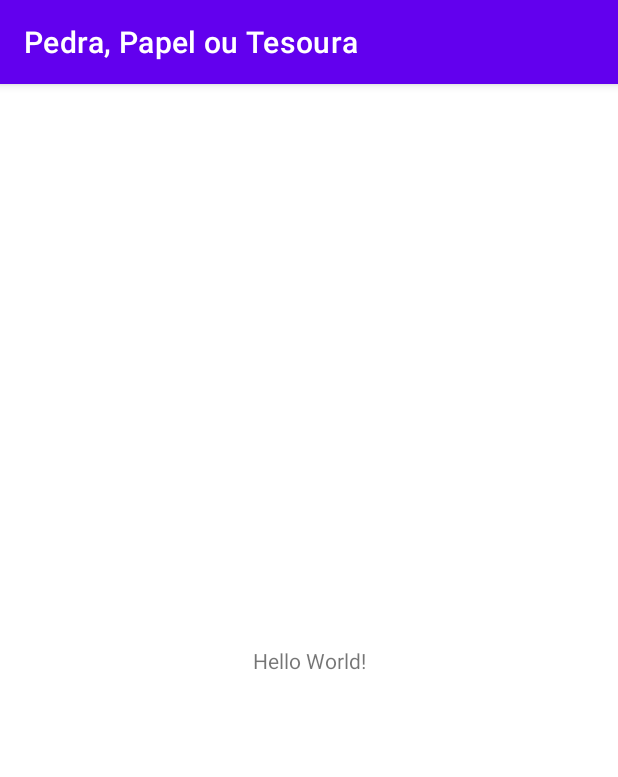
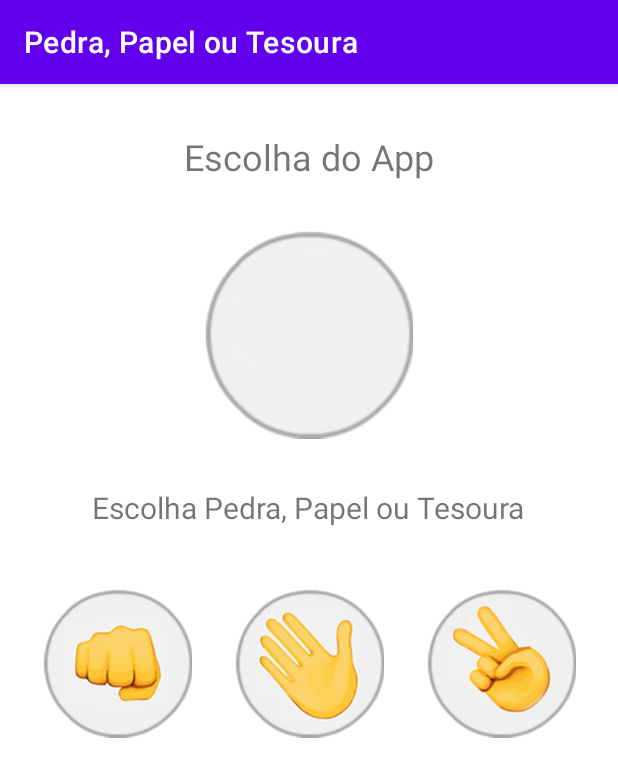
Before and after one commit to CaioIOX/Pedra-Papel-ou-Tesoura, an Android app: the screen it shows after launch (MainActivity), on a phone screen of 412 x 824 dp. Shown: the top 777 px of the screen. Run offline under Robolectric (Android 15) with nearby library versions, the phone set to English and light mode, and no system bars.

Commit message:
Add files via upload

```diff
--- a/app/src/main/res/layout/activity_main.xml
+++ b/app/src/main/res/layout/activity_main.xml
@@ -7,12 +7,72 @@
     tools:context=".MainActivity">
 
     <TextView
+        android:id="@+id/textView"
         android:layout_width="wrap_content"
         android:layout_height="wrap_content"
-        android:text="Hello World!"
-        app:layout_constraintBottom_toBottomOf="parent"
-        app:layout_constraintLeft_toLeftOf="parent"
-        app:layout_constraintRight_toRightOf="parent"
+        android:layout_marginTop="32dp"
+        android:text="Escolha do App"
+        android:textSize="24sp"
+        app:layout_constraintEnd_toEndOf="parent"
+        app:layout_constraintStart_toStartOf="parent"
         app:layout_constraintTop_toTopOf="parent" />
 
+    <ImageView
+        android:id="@+id/resultadoApp"
+        android:layout_width="140dp"
+        android:layout_height="140dp"
+        android:layout_marginTop="32dp"
+        app:layout_constraintEnd_toEndOf="parent"
+        app:layout_constraintHorizontal_bias="0.498"
+        app:layout_constraintStart_toStartOf="parent"
+        app:layout_constraintTop_toBottomOf="@+id/textView"
+        app:srcCompat="@drawable/padrao" />
+
+    <TextView
+        android:id="@+id/textResultado"
+        android:layout_width="wrap_content"
+        android:layout_height="wrap_content"
+        android:layout_marginTop="32dp"
+        android:text="Escolha Pedra, Papel ou Tesoura"
+        android:textSize="20sp"
+        app:layout_constraintEnd_toEndOf="parent"
+        app:layout_constraintHorizontal_bias="0.497"
+        app:layout_constraintStart_toStartOf="parent"
+        app:layout_constraintTop_toBottomOf="@+id/resultadoApp" />
+
+    <ImageView
+        android:id="@+id/imageView2"
+        android:layout_width="100dp"
+        android:layout_height="100dp"
+        android:layout_marginTop="40dp"
+        android:onClick="escolhaPapel"
+        app:layout_constraintEnd_toStartOf="@+id/imageView4"
+        app:layout_constraintHorizontal_bias="0.5"
+        app:layout_constraintStart_toEndOf="@+id/imageView3"
+        app:layout_constraintTop_toBottomOf="@+id/textResultado"
+        app:srcCompat="@drawable/papel" />
+
+    <ImageView
+        android:id="@+id/imageView3"
+        android:layout_width="100dp"
+        android:layout_height="100dp"
+        android:layout_marginTop="40dp"
+        android:onClick="escolhaPedra"
+        app:layout_constraintEnd_toStartOf="@+id/imageView2"
+        app:layout_constraintHorizontal_bias="0.5"
+        app:layout_constraintStart_toStartOf="parent"
+        app:layout_constraintTop_toBottomOf="@+id/textResultado"
+        app:srcCompat="@drawable/pedra" />
+
+    <ImageView
+        android:id="@+id/imageView4"
+        android:layout_width="100dp"
+        android:layout_height="100dp"
+        android:layout_marginTop="40dp"
+        android:onClick="escolhaTesoura"
+        app:layout_constraintEnd_toEndOf="parent"
+        app:layout_constraintHorizontal_bias="0.5"
+        app:layout_constraintStart_toEndOf="@+id/imageView2"
+        app:layout_constraintTop_toBottomOf="@+id/textResultado"
+        app:srcCompat="@drawable/tesoura" />
 </androidx.constraintlayout.widget.ConstraintLayout>
--- a/app/src/main/res/values-night/themes.xml
+++ b/app/src/main/res/values-night/themes.xml
@@ -3,7 +3,7 @@
     <style name="Theme.PedraPapelOuTesoura" parent="Theme.MaterialComponents.DayNight.DarkActionBar">
         <!-- Primary brand color. -->
         <item name="colorPrimary">@color/purple_200</item>
-        <item name="colorPrimaryVariant">@color/purple_700</item>
+        <item name="colorPrimaryVariant">@color/black</item>
         <item name="colorOnPrimary">@color/black</item>
         <!-- Secondary brand color. -->
         <item name="colorSecondary">@color/teal_200</item>
```
Also changed, not shown: app/src/main/java/com/example/pedrapapeloutesoura/MainActivity.java (+59 -0 lines), app/src/main/res/drawable-v24/padrao.png (added), app/src/main/res/drawable-v24/papel.png (added), app/src/main/res/drawable-v24/pedra.png (added), app/src/main/res/drawable-v24/tesoura.png (added).
